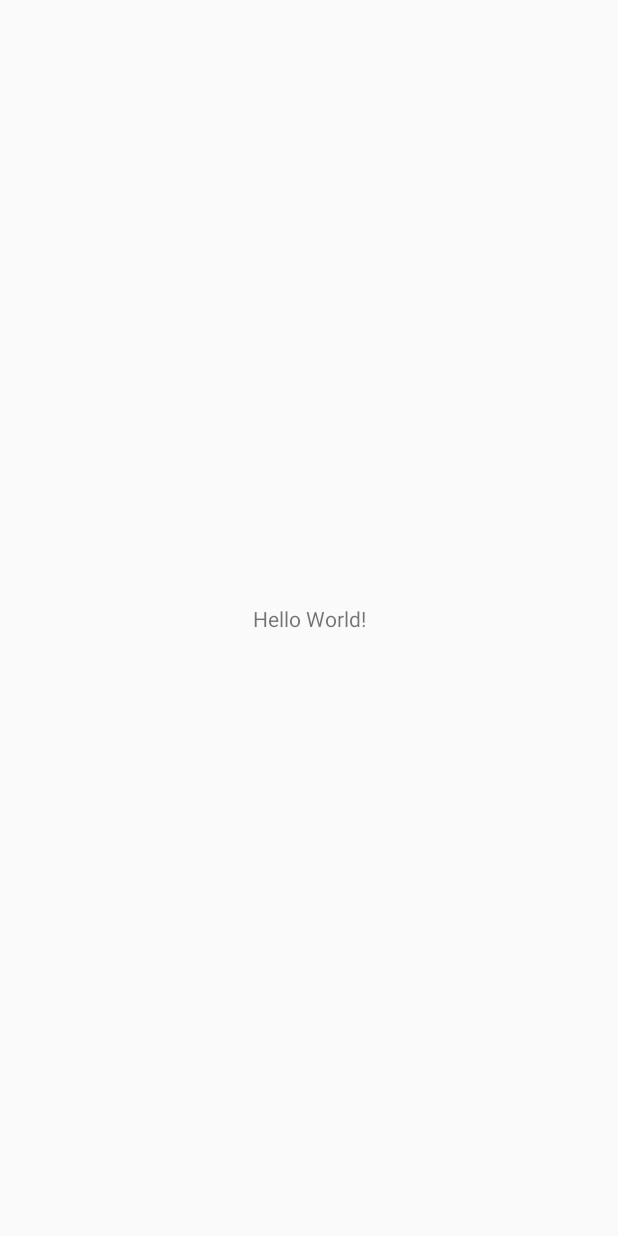
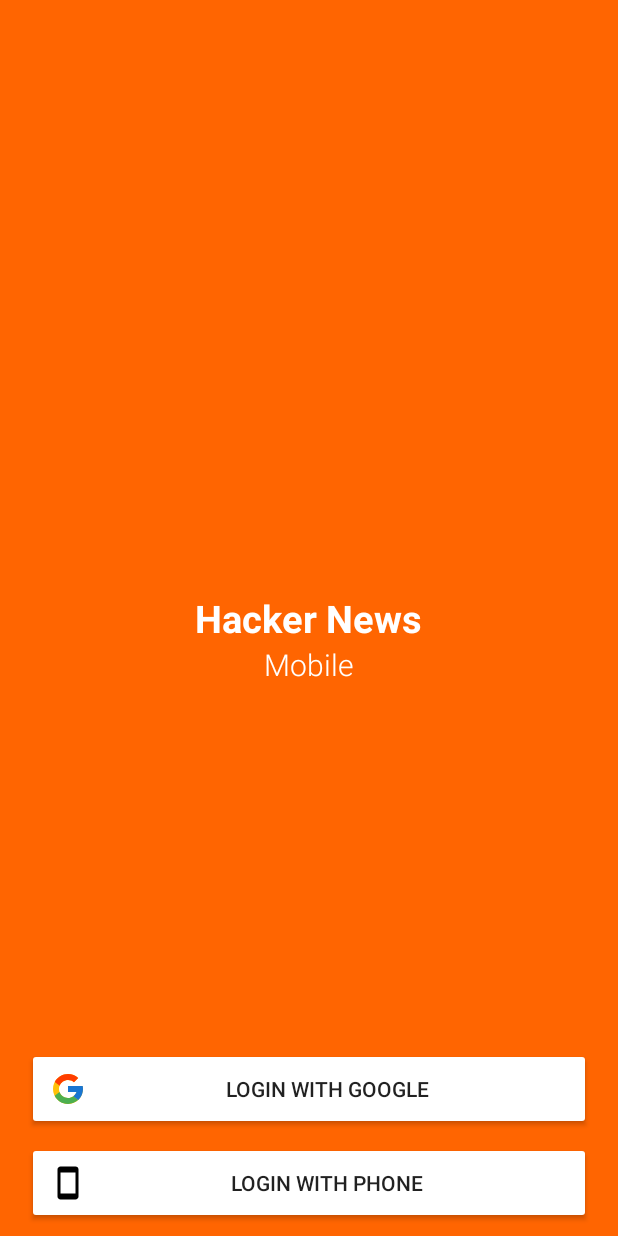
Before and after one commit to laxman-spidey/hackernews-omnify, an Android app: the screen it shows after launch (LoginActivity), on a phone screen of 412 x 824 dp. Before the commit the screen is almost empty. Run offline under Robolectric (Android 15) with nearby library versions, the phone set to English and light mode, and no system bars.

Commit message:
LoginActivity added, UI modifications done, Firebase Auth initialized.

```diff
--- a/app/build.gradle
+++ b/app/build.gradle
@@ -16,13 +16,29 @@ android {
             proguardFiles getDefaultProguardFile('proguard-android.txt'), 'proguard-rules.pro'
         }
     }
+    compileOptions {
+        targetCompatibility 1.8
+        sourceCompatibility 1.8
+    }
 }
+ext {
+    supportLibVersion = "27.0.2"
+    googleLibraryVersion = "11.8.0"
+    firebaseLibraryVersion = "11.8.0"
+}
+
 
 dependencies {
     implementation fileTree(dir: 'libs', include: ['*.jar'])
     implementation 'com.android.support:appcompat-v7:27.1.1'
     implementation 'com.android.support.constraint:constraint-layout:1.1.2'
+
+    implementation "com.google.android.gms:play-services-auth:$googleLibraryVersion"
+    implementation "com.google.firebase:firebase-auth:$firebaseLibraryVersion"
+
     testImplementation 'junit:junit:4.12'
     androidTestImplementation 'com.android.support.test:runner:1.0.2'
     androidTestImplementation 'com.android.support.test.espresso:espresso-core:3.0.2'
 }
+
+apply plugin: 'com.google.gms.google-services'
--- /dev/null
+++ b/app/src/main/res/drawable/ic_google_logo.xml
@@ -0,0 +1,18 @@
+<vector xmlns:android="http://schemas.android.com/apk/res/android"
+    android:width="24dp"
+    android:height="24dp"
+    android:viewportHeight="48.0"
+    android:viewportWidth="48.0">
+    <path
+        android:fillColor="#FFC107"
+        android:pathData="M43.61,20.08H42V20H24v8h11.3c-1.65,4.66 -6.08,8 -11.3,8c-6.63,0 -12,-5.37 -12,-12c0,-6.63 5.37,-12 12,-12c3.06,0 5.84,1.15 7.96,3.04l5.66,-5.66C34.05,6.05 29.27,4 24,4C12.95,4 4,12.95 4,24c0,11.05 8.95,20 20,20c11.05,0 20,-8.95 20,-20C44,22.66 43.86,21.35 43.61,20.08z" />
+    <path
+        android:fillColor="#FF3D00"
+        android:pathData="M6.31,14.69l6.57,4.82C14.65,15.11 18.96,12 24,12c3.06,0 5.84,1.15 7.96,3.04l5.66,-5.66C34.05,6.05 29.27,4 24,4C16.32,4 9.66,8.34 6.31,14.69z" />
+    <path
+        android:fillColor="#4CAF50"
+        android:pathData="M24,44c5.17,0 9.86,-1.98 13.41,-5.19l-6.19,-5.24C29.21,35.09 26.72,36 24,36c-5.2,0 -9.62,-3.32 -11.28,-7.95l-6.52,5.03C9.51,39.56 16.23,44 24,44z" />
+    <path
+        android:fillColor="#1976D2"
+        android:pathData="M43.61,20.08H42V20H24v8h11.3c-0.79,2.24 -2.23,4.17 -4.09,5.57c0,-0 0,-0 0,-0l6.19,5.24C36.97,39.21 44,34 44,24C44,22.66 43.86,21.35 43.61,20.08z" />
+</vector>
--- /dev/null
+++ b/app/src/main/res/drawable/ic_smartphone_24dp.xml
@@ -0,0 +1,10 @@
+<vector xmlns:android="http://schemas.android.com/apk/res/android"
+    android:width="24dp"
+    android:height="24dp"
+    android:tint="#000000"
+    android:viewportHeight="24.0"
+    android:viewportWidth="24.0">
+    <path
+        android:fillColor="#000000"
+        android:pathData="M17,1.01L7,1c-1.1,0 -2,0.9 -2,2v18c0,1.1 0.9,2 2,2h10c1.1,0 2,-0.9 2,-2V3c0,-1.1 -0.9,-1.99 -2,-1.99zM17,19H7V5h10v14z" />
+</vector>
--- a/app/src/main/res/layout/activity_login.xml
+++ b/app/src/main/res/layout/activity_login.xml
@@ -4,15 +4,61 @@
     xmlns:tools="http://schemas.android.com/tools"
     android:layout_width="match_parent"
     android:layout_height="match_parent"
+    android:background="@color/colorPrimary"
     tools:context=".LoginActivity">
 
-    <TextView
-        android:layout_width="wrap_content"
-        android:layout_height="wrap_content"
-        android:text="Hello World!"
-        app:layout_constraintBottom_toBottomOf="parent"
-        app:layout_constraintLeft_toLeftOf="parent"
-        app:layout_constraintRight_toRightOf="parent"
-        app:layout_constraintTop_toTopOf="parent" />
+    <RelativeLayout
+        android:layout_width="match_parent"
+        android:layout_height="match_parent">
+        <TextView
+            android:id="@+id/headerView"
+            android:layout_width="wrap_content"
+            android:layout_height="wrap_content"
+            android:layout_centerInParent="true"
+            android:layout_centerVertical="true"
+            android:textColor="@color/white"
+            android:text="Hacker News"
+            android:textStyle="bold"
+            android:textSize="25sp" />
 
+        <TextView
+            android:layout_width="wrap_content"
+            android:layout_height="wrap_content"
+            android:layout_below="@+id/headerView"
+            android:layout_centerHorizontal="true"
+            android:layout_marginBottom="50dp"
+            android:fontFamily="sans-serif-light"
+            android:text="Mobile"
+            android:textColor="@color/white"
+            android:textSize="20sp" />
+
+        <Button
+            android:id="@+id/google_login_button"
+            android:layout_width="match_parent"
+            android:layout_height="wrap_content"
+            android:layout_marginBottom="8dp"
+            android:layout_marginLeft="18dp"
+            android:layout_marginRight="18dp"
+            android:backgroundTint="@color/white"
+            android:drawableLeft="@drawable/ic_google_logo"
+            android:elevation="6sp"
+            android:padding="15dp"
+            android:text="Login with Google"
+            android:layout_above="@+id/phone_login_button"
+            android:visibility="visible" />
+        <Button
+            android:id="@+id/phone_login_button"
+            android:layout_width="match_parent"
+            android:layout_height="wrap_content"
+            android:layout_marginBottom="8dp"
+            android:layout_marginLeft="18dp"
+            android:layout_marginRight="18dp"
+            android:backgroundTint="@color/white"
+            android:drawableLeft="@drawable/ic_smartphone_24dp"
+            android:elevation="6sp"
+            android:padding="15dp"
+            android:text="Login with Phone"
+            android:layout_alignParentBottom="true"
+            android:visibility="visible" />
+    </RelativeLayout>
 </android.support.constraint.ConstraintLayout>
--- a/build.gradle
+++ b/build.gradle
@@ -7,11 +7,12 @@ buildscript {
         jcenter()
     }
     dependencies {
-        classpath 'com.android.tools.build:gradle:3.1.2'
+        classpath 'com.android.tools.build:gradle:3.1.3'
 
 
         // NOTE: Do not place your application dependencies here; they belong
         // in the individual module build.gradle files
+        classpath 'com.google.gms:google-services:3.1.1'
     }
 }
 
```
